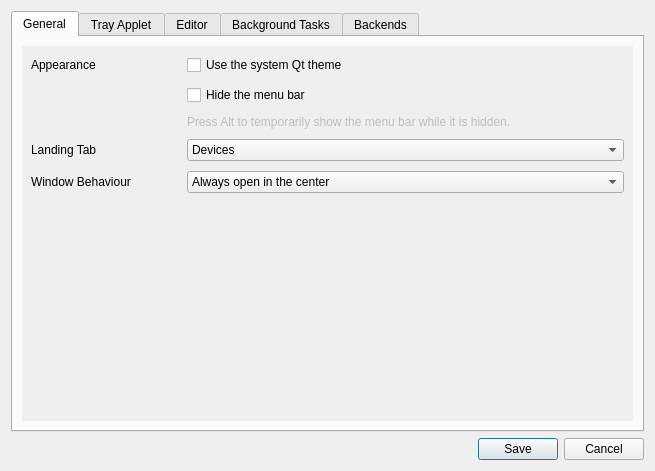
This is data/qt/preferences.ui in polychromatic/polychromatic as Qt 5 draws it before an edit. The edited form follows.
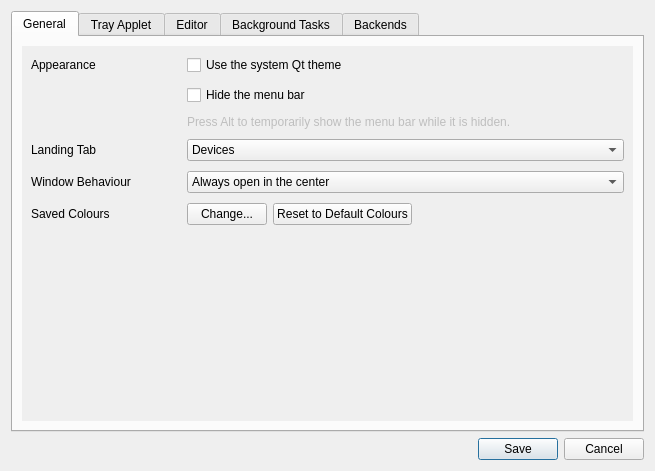
This is the edited form. The open tabs and pages were chosen to show the change. Icons and pictures are not drawn.

Commit message:
controller: Add Saved Colours to Preferences.
Also:
- Finishes 03824ae7663c8101e893b0e5ef023c914c0a7c60
- Reload the tray applet (if running) when colour list is saved.

```diff
--- a/data/qt/preferences.ui
+++ b/data/qt/preferences.ui
@@ -195,7 +195,20 @@
              </item>
             </widget>
            </item>
-           <item row="6" column="1">
+           <item row="6" column="0">
+            <widget class="QLabel" name="SavedColoursLabel">
+             <property name="minimumSize">
+              <size>
+               <width>150</width>
+               <height>0</height>
+              </size>
+             </property>
+             <property name="text">
+              <string>Saved Colours</string>
+             </property>
+            </widget>
+           </item>
+           <item row="7" column="1">
             <widget class="QWidget" name="AutoStartGroup" native="true">
              <layout class="QHBoxLayout" name="horizontalLayout_6">
               <property name="leftMargin">
@@ -213,6 +226,63 @@
              </layout>
             </widget>
            </item>
+           <item row="6" column="1">
+            <widget class="QWidget" name="SavedColoursGroup" native="true">
+             <property name="minimumSize">
+              <size>
+               <width>150</width>
+               <height>0</height>
+              </size>
+             </property>
+             <layout class="QHBoxLayout" name="horizontalLayout_7">
+              <property name="leftMargin">
+               <number>0</number>
+              </property>
+              <property name="topMargin">
+               <number>0</number>
+              </property>
+              <property name="rightMargin">
+               <number>0</number>
+              </property>
+              <property name="bottomMargin">
+               <number>0</number>
+              </property>
+              <item>
+               <widget class="QPushButton" name="SavedColoursButton">
+                <property name="text">
+                 <string>Change...</string>
+                </property>
+                <property name="icon">
+                 <iconset theme="document-edit"/>
+                </property>
+               </widget>
+              </item>
+              <item>
+               <widget class="QPushButton" name="SavedColoursReset">
+                <property name="text">
+                 <string>Reset to Default Colours</string>
+                </property>
+                <property name="icon">
+                 <iconset theme="document-revert"/>
+                </property>
+               </widget>
+              </item>
+              <item>
+               <spacer name="horizontalSpacer_4">
+                <property name="orientation">
+                 <enum>Qt::Horizontal</enum>
+                </property>
+                <property name="sizeHint" stdset="0">
+                 <size>
+                  <width>40</width>
+                  <height>20</height>
+                 </size>
+                </property>
+               </spacer>
+              </item>
+             </layout>
+            </widget>
+           </item>
           </layout>
          </widget>
         </widget>
```
Left out of the diff: 2 changed lines with no effect on the pictures. The commit also changes 3 other files.
